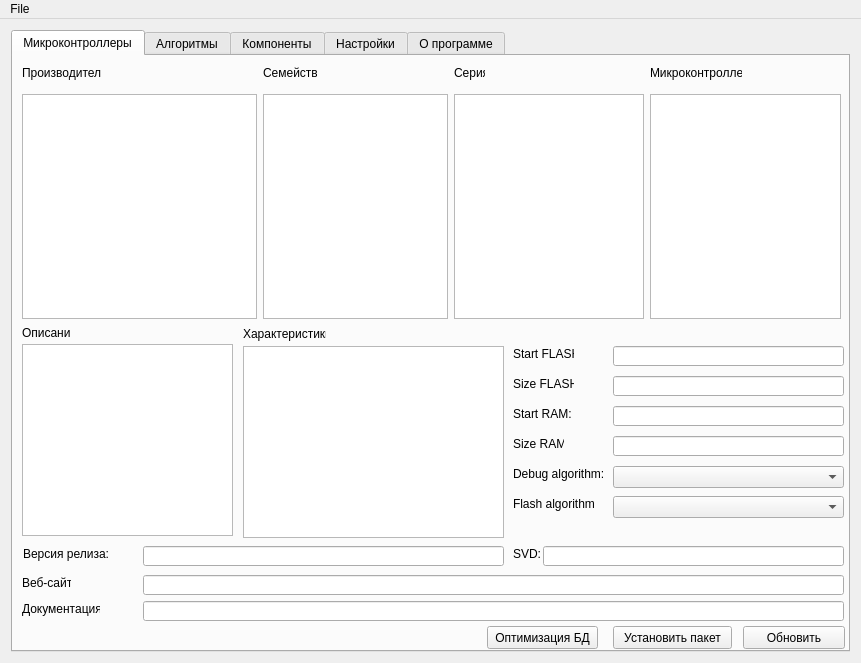
This is mainform.ui in unsi9ned/coide-pack-installer as Qt 5 draws it before an edit. The edited form follows.
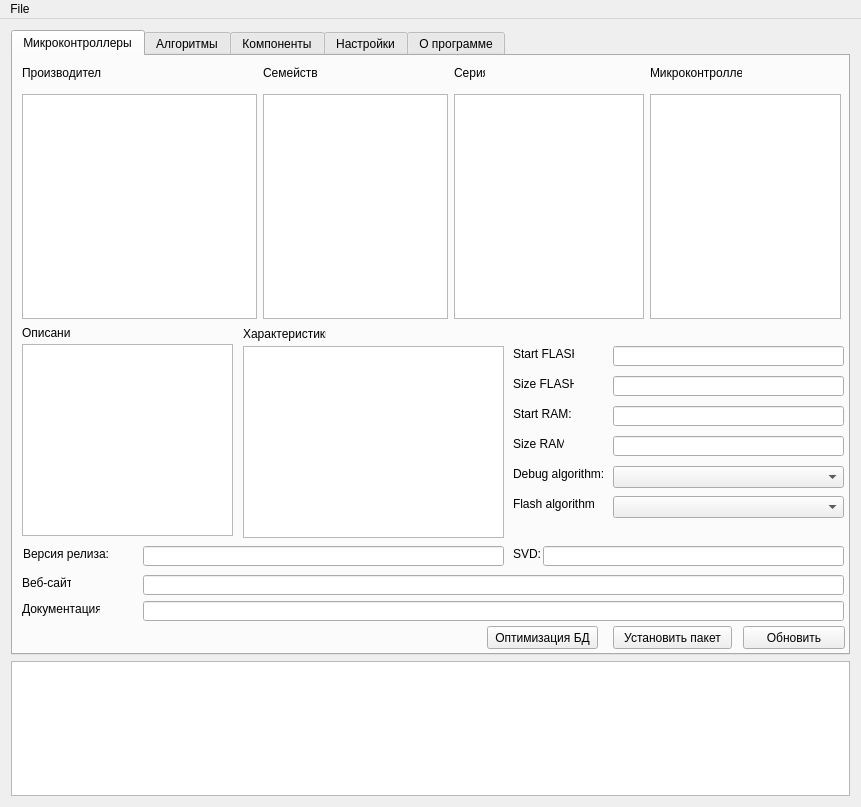
This is the edited form. Icons and pictures are not drawn. Custom widgets are drawn as their Qt base class.

Commit message: Добавлено окно вывода текстовых сообщений об ошибках и событиях

```diff
--- a/mainform.ui
+++ b/mainform.ui
@@ -7,19 +7,19 @@
     <x>0</x>
     <y>0</y>
     <width>861</width>
-    <height>663</height>
+    <height>807</height>
    </rect>
   </property>
   <property name="minimumSize">
    <size>
     <width>861</width>
-    <height>647</height>
+    <height>807</height>
    </size>
   </property>
   <property name="maximumSize">
    <size>
     <width>861</width>
-    <height>663</height>
+    <height>807</height>
    </size>
   </property>
   <property name="windowTitle">
@@ -941,6 +941,19 @@
       </widget>
      </widget>
     </item>
+    <item row="1" column="1">
+     <widget class="QPlainTextEdit" name="plainTextEdit">
+      <property name="maximumSize">
+       <size>
+        <width>16777215</width>
+        <height>135</height>
+       </size>
+      </property>
+      <property name="readOnly">
+       <bool>true</bool>
+      </property>
+     </widget>
+    </item>
    </layout>
   </widget>
   <widget class="QMenuBar" name="menuBar">
```
The commit also changes 2 other files.
